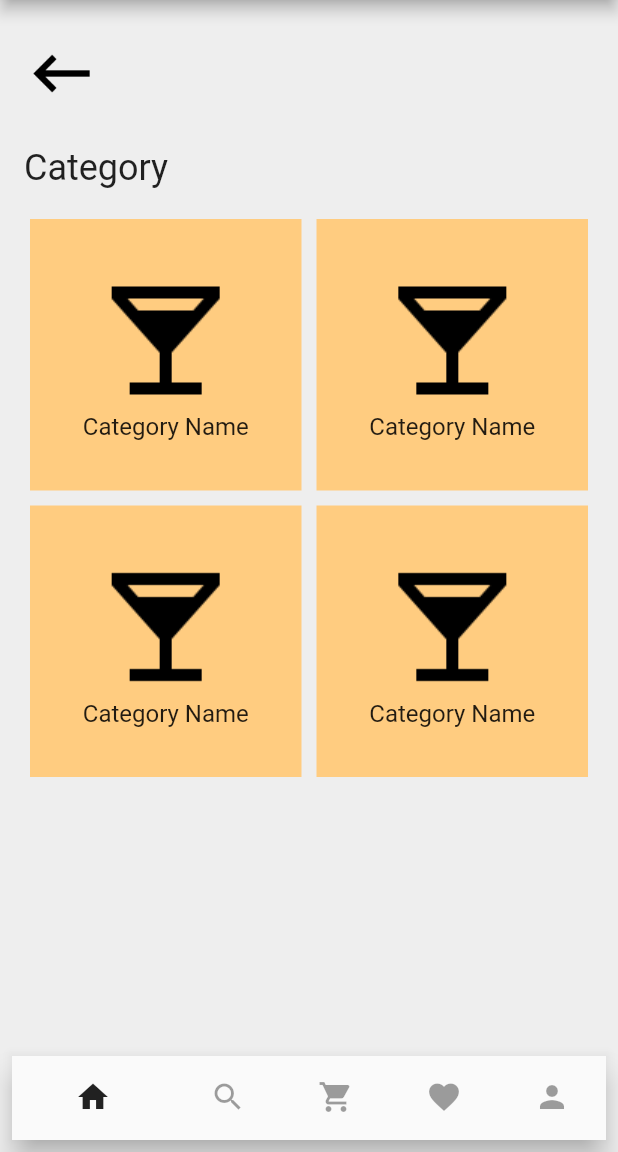
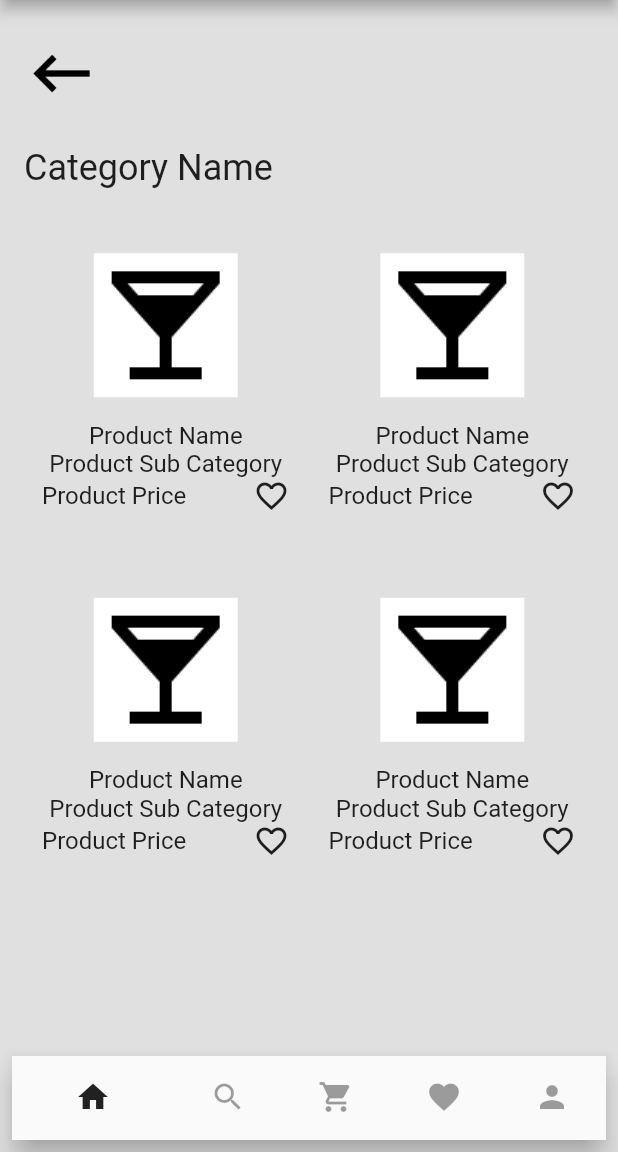
Before and after one commit to Baneeishaque/Samia-Al-Saleh-V2, a Flutter app: the screen it shows after launch, on a phone screen of 412 x 824 dp, the part 84-1236 px from its top. Run offline on Flutter 3.47's test engine with Material 2 defaults, Android fonts, the phone set to English and light mode, and no system bars.

Commit message:
products.dart

```diff
--- a/lib/main.dart
+++ b/lib/main.dart
@@ -1,5 +1,5 @@
 import 'package:flutter/material.dart';
-import 'package:samia_al_saleh/categories.dart';
+import 'package:samia_al_saleh/products.dart';
 
 void main() {
   runApp(MyApp());
@@ -16,7 +16,8 @@ class MyApp extends StatelessWidget {
       ),
 //      home: LauncherPage(title: 'Samia Alsaleh Launcher'),
 //      home: LoginPage(title: 'Samia Alsaleh Product Login'),
-      home: CategoriesPage(title: 'Samia Alsaleh Product Categories'),
+//      home: CategoriesPage(title: 'Samia Alsaleh Product Categories'),
+      home: ProductsPage(title: 'Samia Alsaleh Products'),
       debugShowCheckedModeBanner: false,
     );
   }
--- /dev/null
+++ b/lib/products.dart
@@ -0,0 +1,410 @@
+import 'package:flutter/material.dart';
+
+class ProductsPage extends StatefulWidget {
+  ProductsPage({Key key, this.title}) : super(key: key);
+
+  final String title;
+
+  @override
+  _ProductsPageState createState() => _ProductsPageState();
+}
+
+class _ProductsPageState extends State<ProductsPage> {
+  final GlobalKey<ScaffoldState> _scaffoldKey = new GlobalKey<ScaffoldState>();
+
+  @override
+  Widget build(BuildContext context) {
+    return Scaffold(
+      key: _scaffoldKey,
+      backgroundColor: Colors.grey[300],
+      appBar: AppBar(
+        backgroundColor: Colors.grey[200],
+        leading: IconButton(
+          icon: Icon(
+            Icons.gamepad,
+            color: Colors.black54,
+          ),
+          onPressed: () => {_scaffoldKey.currentState.openDrawer()},
+        ),
+        actions: [
+          Container(
+            margin: const EdgeInsets.all(8),
+            child: new Image.asset("assets/images/sharp_api_black_48dp.png"),
+          ),
+        ],
+      ),
+      body: Center(
+        child: Column(
+          mainAxisAlignment: MainAxisAlignment.center,
+          children: <Widget>[
+            SizedBox(
+              height: 24,
+            ),
+            new Padding(
+              padding: EdgeInsets.only(left: 16),
+              child: new Row(
+                mainAxisAlignment: MainAxisAlignment.start,
+                children: <Widget>[
+                  new Image.asset(
+                    "assets/images/sharp_keyboard_backspace_black_48dp.png",
+                    height: 50,
+                    width: 50,
+                  ),
+                ],
+              ),
+            ),
+            SizedBox(
+              height: 24,
+            ),
+            new Padding(
+              padding: EdgeInsets.only(left: 16),
+              child: new Row(
+                mainAxisAlignment: MainAxisAlignment.start,
+                children: <Widget>[
+                  Text(
+                    'Category Name',
+                    textAlign: TextAlign.start,
+                    style: TextStyle(fontSize: 24),
+                  ),
+                ],
+              ),
+            ),
+            new Expanded(
+                child: GridView.count(
+              primary: false,
+              padding: const EdgeInsets.all(20),
+              crossAxisSpacing: 10,
+              mainAxisSpacing: 10,
+              childAspectRatio: MediaQuery.of(context).size.height / 1000,
+              crossAxisCount: 2,
+              children: <Widget>[
+                Container(
+                  padding: const EdgeInsets.all(8),
+                  child: Column(
+                    mainAxisAlignment: MainAxisAlignment.center,
+                    children: <Widget>[
+                      Container(
+                        color: Colors.white,
+                        child: new Image.asset(
+                          "assets/images/sharp_local_bar_black_48dp.png",
+                        ),
+                      ),
+                      SizedBox(
+                        height: 16,
+                      ),
+                      Text(
+                        'Product Name',
+                        textAlign: TextAlign.center,
+                        style: TextStyle(fontSize: 16),
+                      ),
+                      Text(
+                        'Product Sub Category',
+                        textAlign: TextAlign.center,
+                        style: TextStyle(fontSize: 16),
+                      ),
+                      Row(
+                        mainAxisSize: MainAxisSize.min,
+                        children: <Widget>[
+                          Text(
+                            'Product Price',
+                            textAlign: TextAlign.center,
+                            style: TextStyle(fontSize: 16),
+                          ),
+                          Spacer(),
+                          Icon(Icons.favorite_border)
+                        ],
+                      ),
+                    ],
+                  ),
+                ),
+                Container(
+                  padding: const EdgeInsets.all(8),
+                  child: Column(
+                    mainAxisAlignment: MainAxisAlignment.center,
+                    children: <Widget>[
+                      Container(
+                        color: Colors.white,
+                        child: new Image.asset(
+                          "assets/images/sharp_local_bar_black_48dp.png",
+                        ),
+                      ),
+                      SizedBox(
+                        height: 16,
+                      ),
+                      Text(
+                        'Product Name',
+                        textAlign: TextAlign.center,
+                        style: TextStyle(fontSize: 16),
+                      ),
+                      Text(
+                        'Product Sub Category',
+                        textAlign: TextAlign.center,
+                        style: TextStyle(fontSize: 16),
+                      ),
+                      Row(
+                        mainAxisSize: MainAxisSize.min,
+                        children: <Widget>[
+                          Text(
+                            'Product Price',
+                            textAlign: TextAlign.center,
+                            style: TextStyle(fontSize: 16),
+                          ),
+                          Spacer(),
+                          Icon(Icons.favorite_border)
+                        ],
+                      ),
+                    ],
+                  ),
+                ),
+                Container(
+                  padding: const EdgeInsets.all(8),
+                  child: Column(
+                    mainAxisAlignment: MainAxisAlignment.center,
+                    children: <Widget>[
+                      Container(
+                        color: Colors.white,
+                        child: new Image.asset(
+                          "assets/images/sharp_local_bar_black_48dp.png",
+                        ),
+                      ),
+                      SizedBox(
+                        height: 16,
+                      ),
+                      Text(
+                        'Product Name',
+                        textAlign: TextAlign.center,
+                        style: TextStyle(fontSize: 16),
+                      ),
+                      Text(
+                        'Product Sub Category',
+                        textAlign: TextAlign.center,
+                        style: TextStyle(fontSize: 16),
+                      ),
+                      Row(
+                        mainAxisSize: MainAxisSize.min,
+                        children: <Widget>[
+                          Text(
+                            'Product Price',
+                            textAlign: TextAlign.center,
+                            style: TextStyle(fontSize: 16),
+                          ),
+                          Spacer(),
+                          Icon(Icons.favorite_border)
+                        ],
+                      ),
+                    ],
+                  ),
+                ),
+                Container(
+                  padding: const EdgeInsets.all(8),
+                  child: Column(
+                    mainAxisAlignment: MainAxisAlignment.center,
+                    children: <Widget>[
+                      Container(
+                        color: Colors.white,
+                        child: new Image.asset(
+                          "assets/images/sharp_local_bar_black_48dp.png",
+                        ),
+                      ),
+                      SizedBox(
+                        height: 16,
+                      ),
+                      Text(
+                        'Product Name',
+                        textAlign: TextAlign.center,
+                        style: TextStyle(fontSize: 16),
+                      ),
+                      Text(
+                        'Product Sub Category',
+                        textAlign: TextAlign.center,
+                        style: TextStyle(fontSize: 16),
+                      ),
+                      Row(
+                        mainAxisSize: MainAxisSize.min,
+                        children: <Widget>[
+                          Text(
+                            'Product Price',
+                            textAlign: TextAlign.center,
+                            style: TextStyle(fontSize: 16),
+                          ),
+                          Spacer(),
+                          Icon(Icons.favorite_border)
+                        ],
+                      ),
+                    ],
+                  ),
+                ),
+              ],
+            )),
+          ],
+        ),
+      ),
+      bottomNavigationBar: Container(
+        padding: EdgeInsets.all(8),
+        child: BottomNavigationBar(
+          showSelectedLabels: false,
+          showUnselectedLabels: false,
+          items: const <BottomNavigationBarItem>[
+            BottomNavigationBarItem(
+              icon: Icon(Icons.home),
+              title: Text('Home'),
+            ),
+            BottomNavigationBarItem(
+              icon: Icon(Icons.search),
+              title: Text('Home'),
+            ),
+            BottomNavigationBarItem(
+              icon: Icon(Icons.shopping_cart),
+              title: Text('Home'),
+            ),
+            BottomNavigationBarItem(
+              icon: Icon(Icons.favorite),
+              title: Text('Home'),
+            ),
+            BottomNavigationBarItem(
+              icon: Icon(Icons.person),
+              title: Text('Home'),
+            ),
+          ],
+          currentIndex: 0,
+          selectedItemColor: Colors.black87,
+          unselectedItemColor: Colors.black38,
+          onTap: (index) {},
+        ),
+      ),
+      drawer: Theme(
+        data: Theme.of(context).copyWith(
+          canvasColor: Colors
+              .brown[100], //This will change the drawer background to blue.
+          //other styles
+        ),
+        child: Drawer(
+          // Add a ListView to the drawer. This ensures the user can scroll
+          // through the options in the drawer if there isn't enough vertical
+          // space to fit everything.
+          child: ListView(
+            // Important: Remove any padding from the ListView.
+            padding: EdgeInsets.zero,
+            children: <Widget>[
+              DrawerHeader(
+                child: Column(
+                    mainAxisAlignment: MainAxisAlignment.center,
+                    children: <Widget>[
+                      new Image.asset('assets/images/sharp_api_black_48dp.png'),
+                      SizedBox(
+                        height: 8,
+                      ),
+                      Text('User'),
+                    ]),
+                decoration: BoxDecoration(
+                  color: Colors.deepOrange[300],
+                ),
+              ),
+              new ExpansionTile(
+                title: Text("Products"),
+                children: <Widget>[
+                  ListTile(
+                    title: Text('Products1'.toUpperCase()),
+                    onTap: () {},
+                  ),
+                  ListTile(
+                    title: Text('Products2'.toUpperCase()),
+                    onTap: () {},
+                  ),
+                  ListTile(
+                    title: Text('Products3'.toUpperCase()),
+                    onTap: () {},
+                  ),
+                  ListTile(
+                    title: Text('Products4'.toUpperCase()),
+                    onTap: () {},
+                  ),
+                ],
+              ),
+              Divider(),
+              ListTile(
+                title: Text('Cart'.toUpperCase()),
+                onTap: () {
+                  // Update the state of the app
+                  // ...
+                  // Then close the drawer
+                  Navigator.pop(context);
+                },
+              ),
+              Divider(),
+              ListTile(
+                title: Text('WishList'.toUpperCase()),
+                onTap: () {
+                  // Update the state of the app
+                  // ...
+                  // Then close the drawer
+                  Navigator.pop(context);
+                },
+              ),
+              Divider(),
+              ListTile(
+                title: Text('New Arrivals'.toUpperCase()),
+                onTap: () {
+                  // Update the state of the app
+                  // ...
+                  // Then close the drawer
+                  Navigator.pop(context);
+                },
+              ),
+              Divider(),
+              ListTile(
+                title: Text('Orders'.toUpperCase()),
+                onTap: () {
+                  // Update the state of the app
+                  // ...
+                  // Then close the drawer
+                  Navigator.pop(context);
+                },
+              ),
+              Divider(),
+              ListTile(
+                title: Text('Track Your Order'.toUpperCase()),
+                onTap: () {
+                  // Update the state of the app
+                  // ...
+                  // Then close the drawer
+                  Navigator.pop(context);
+                },
+              ),
+              Divider(),
+              ListTile(
+                title: Text('About Us'.toUpperCase()),
+                onTap: () {
+                  // Update the state of the app
+                  // ...
+                  // Then close the drawer
+                  Navigator.pop(context);
+                },
+              ),
+              Divider(),
+              ListTile(
+                title: Text('Contact Us'.toUpperCase()),
+                onTap: () {
+                  // Update the state of the app
+                  // ...
+                  // Then close the drawer
+                  Navigator.pop(context);
+                },
+              ),
+              Divider(),
+              ListTile(
+                title: Text('Terms & Conditions'.toUpperCase()),
+                onTap: () {
+                  // Update the state of the app
+                  // ...
+                  // Then close the drawer
+                  Navigator.pop(context);
+                },
+              ),
+            ],
+          ),
+        ),
+      ),
+    );
+  }
+}
```
